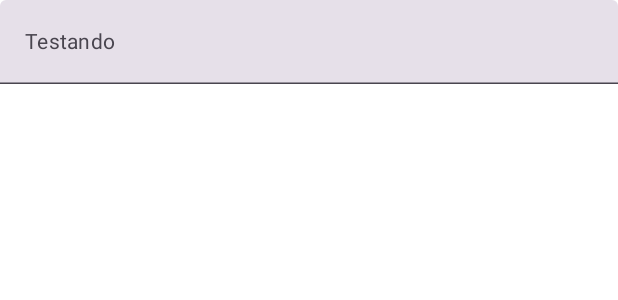
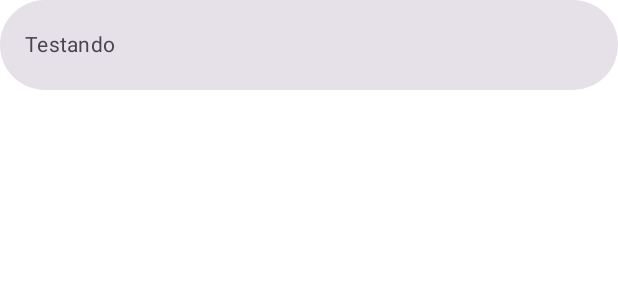
Before and after one commit to Limatucano/BookManagement, an Android app built with Jetpack Compose: the @Preview function TextFieldMoleculeNormalPreview, on a phone screen of 412 x 824 dp. Shown: the top 300 px of the screen. Run offline under Robolectric (Android 15) with nearby library versions, the phone set to English and light mode, and no system bars.

Commit message:
feat: adjusted textField to not show errorIndicator

```diff
--- a/design_system/src/main/java/br/com/design_system/components/atomic/molecule/TextFieldMolecule.kt
+++ b/design_system/src/main/java/br/com/design_system/components/atomic/molecule/TextFieldMolecule.kt
@@ -1,19 +1,25 @@
 package br.com.design_system.components.atomic.molecule
 
 import androidx.compose.animation.AnimatedVisibility
+import androidx.compose.foundation.Image
 import androidx.compose.foundation.layout.Column
 import androidx.compose.foundation.layout.Spacer
 import androidx.compose.foundation.layout.fillMaxWidth
 import androidx.compose.foundation.layout.height
+import androidx.compose.foundation.shape.RoundedCornerShape
 import androidx.compose.material3.Text
 import androidx.compose.material3.TextField
+import androidx.compose.material3.TextFieldDefaults
 import androidx.compose.runtime.Composable
 import androidx.compose.ui.Modifier
+import androidx.compose.ui.graphics.Color
+import androidx.compose.ui.res.painterResource
 import androidx.compose.ui.text.TextStyle
 import androidx.compose.ui.text.input.VisualTransformation
 import androidx.compose.ui.text.style.TextAlign
 import androidx.compose.ui.tooling.preview.Preview
 import androidx.compose.ui.unit.dp
+import br.com.design_system.R
 import br.com.design_system.components.atomic.atom.ErrorMessageAtom
 import br.com.design_system.theme.Typography
 
@@ -37,6 +43,7 @@ fun TextFieldMolecule(
         TextField(
             value = text,
             modifier = modifier
+                .height(60.dp)
                 .fillMaxWidth(),
             onValueChange = onValueChanged,
             visualTransformation = visualTransformation,
@@ -45,7 +52,13 @@ fun TextFieldMolecule(
             trailingIcon = trailingIcon,
             leadingIcon = leadingIcon,
             readOnly = isReadOnly,
+            shape = RoundedCornerShape(40.dp),
             isError = isError,
+            colors = TextFieldDefaults.colors(
+                errorIndicatorColor = Color.Transparent,
+                unfocusedIndicatorColor = Color.Transparent,
+                focusedIndicatorColor = Color.Transparent
+            ),
             label = {
                 Text(
                     text = hint,
@@ -78,6 +91,22 @@ private fun TextFieldMoleculeErrorPreview() {
 
 @Preview
 @Composable
+private fun TextFieldMoleculeSearchPreview() {
+    TextFieldMolecule(
+        hint = "Testando",
+        onValueChanged = {},
+        text = "",
+        trailingIcon = {
+            Image(
+                painter = painterResource(android.R.drawable.ic_menu_search),
+                contentDescription = null
+            )
+        }
+    )
+}
+
+@Preview
+@Composable
 private fun TextFieldMoleculeNormalPreview() {
     TextFieldMolecule(
         hint = "Testando",
```
